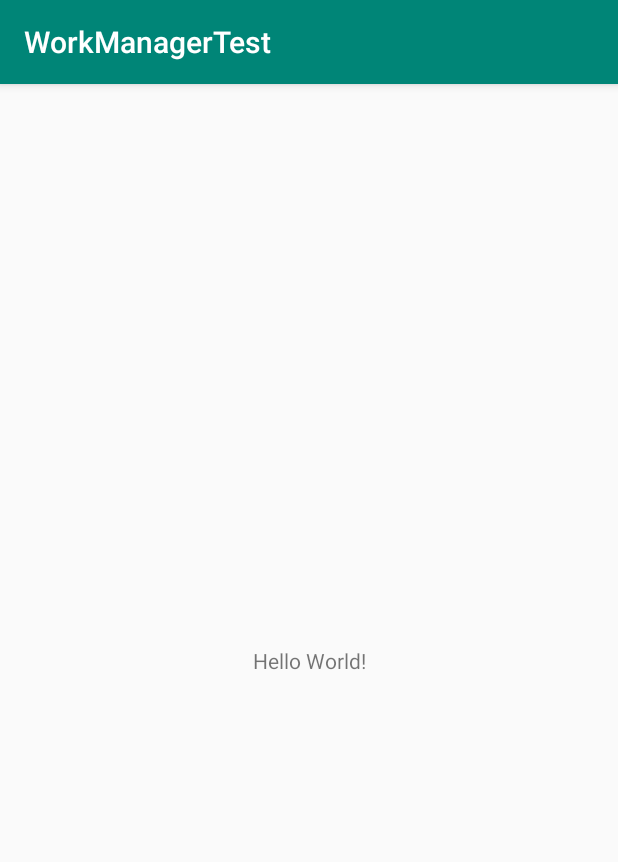
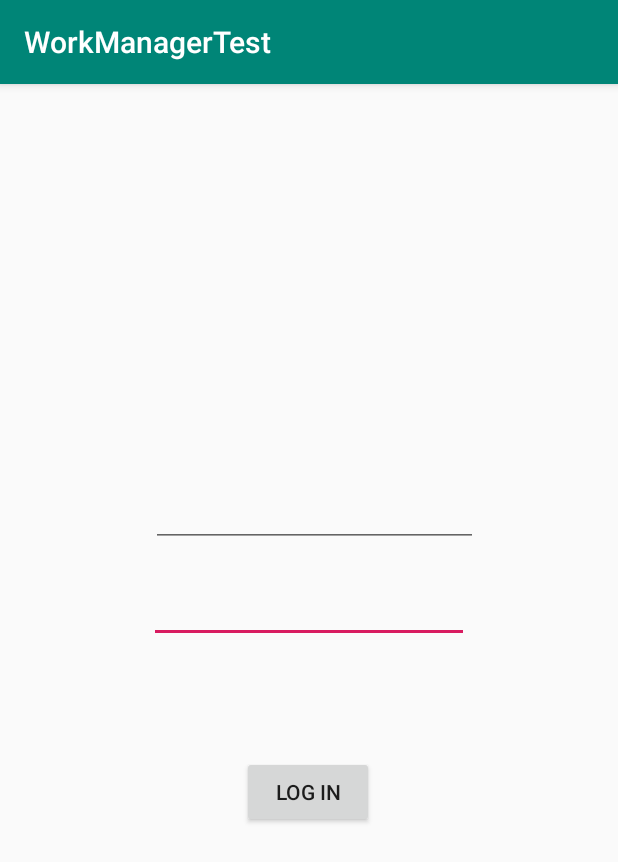
Before and after one commit to mamgainsk/WorkManagerTest, an Android app: the screen it shows after launch (MainActivity), on a phone screen of 412 x 824 dp. Shown: the top 862 px of the screen. Run offline under Robolectric (Android 15) with nearby library versions, the phone set to English and light mode, and no system bars; 2 statements that could not run were skipped.

Commit message:
Initial setup

```diff
--- a/app/src/main/java/com/org/workmanagertest/MainActivity.java
+++ b/app/src/main/java/com/org/workmanagertest/MainActivity.java
@@ -1,13 +1,40 @@
 package com.org.workmanagertest;
 
-import android.support.v7.app.AppCompatActivity;
 import android.os.Bundle;
+import android.view.View;
+import android.widget.Button;
+import android.widget.EditText;
+
+import androidx.appcompat.app.AppCompatActivity;
+import androidx.work.OneTimeWorkRequest;
+import androidx.work.WorkManager;
+import androidx.work.WorkRequest;
 
 public class MainActivity extends AppCompatActivity {
+
+    private EditText userName;
+    private EditText password;
+    private Button logIn;
+    final WorkManager manager = WorkManager.getInstance();
+    final OneTimeWorkRequest workRequest = new OneTimeWorkRequest.Builder(NotificationWorker.class).build();
 
     @Override
     protected void onCreate(Bundle savedInstanceState) {
         super.onCreate(savedInstanceState);
         setContentView(R.layout.activity_main);
+
+        userName = findViewById(R.id.userName);
+        password = findViewById(R.id.password);
+        logIn = findViewById(R.id.logInBtn);
+
+        logIn.setOnClickListener(new View.OnClickListener() {
+            @Override
+            public void onClick(View view) {
+                String user_name = userName.getText().toString();
+                String user_password = password.getText().toString();
+                manager.enqueue(workRequest);
+            }
+        });
+
     }
 }
--- a/app/src/main/res/layout/activity_main.xml
+++ b/app/src/main/res/layout/activity_main.xml
@@ -1,18 +1,54 @@
 <?xml version="1.0" encoding="utf-8"?>
-<android.support.constraint.ConstraintLayout xmlns:android="http://schemas.android.com/apk/res/android"
+<androidx.constraintlayout.widget.ConstraintLayout xmlns:android="http://schemas.android.com/apk/res/android"
     xmlns:app="http://schemas.android.com/apk/res-auto"
     xmlns:tools="http://schemas.android.com/tools"
     android:layout_width="match_parent"
     android:layout_height="match_parent"
     tools:context=".MainActivity">
 
-    <TextView
+    <EditText
+        android:id="@+id/password"
         android:layout_width="wrap_content"
         android:layout_height="wrap_content"
-        android:text="Hello World!"
+        android:layout_marginStart="8dp"
+        android:layout_marginEnd="8dp"
+        android:layout_marginBottom="377dp"
+        android:ems="10"
+        android:inputType="textPassword"
         app:layout_constraintBottom_toBottomOf="parent"
+        app:layout_constraintEnd_toEndOf="parent"
+        app:layout_constraintStart_toStartOf="parent"
+        app:layout_constraintTop_toBottomOf="@+id/userName" />
+
+    <EditText
+        android:id="@+id/userName"
+        android:layout_width="218dp"
+        android:layout_height="0dp"
+        android:layout_marginStart="8dp"
+        android:layout_marginTop="228dp"
+        android:layout_marginBottom="139dp"
+        android:autofillHints="Username"
+        android:inputType="textPersonName"
+        app:layout_constraintBottom_toTopOf="@+id/logInBtn"
+        app:layout_constraintEnd_toEndOf="parent"
+        app:layout_constraintHorizontal_bias="0.497"
         app:layout_constraintLeft_toLeftOf="parent"
         app:layout_constraintRight_toRightOf="parent"
-        app:layout_constraintTop_toTopOf="parent" />
+        app:layout_constraintStart_toStartOf="parent"
+        app:layout_constraintTop_toTopOf="parent"
+        app:layout_constraintVertical_bias="0.332" />
 
-</android.support.constraint.ConstraintLayout>
+    <Button
+        android:id="@+id/logInBtn"
+        android:layout_width="wrap_content"
+        android:layout_height="wrap_content"
+        android:layout_marginBottom="272dp"
+        android:text="Log In"
+        app:layout_constraintBottom_toBottomOf="parent"
+        app:layout_constraintEnd_toEndOf="parent"
+        app:layout_constraintHorizontal_bias="0.498"
+        app:layout_constraintStart_toStartOf="parent"
+        app:layout_constraintTop_toBottomOf="@+id/userName" />
+
+
+</androidx.constraintlayout.widget.ConstraintLayout>
--- a/gradle.properties
+++ b/gradle.properties
@@ -11,3 +11,6 @@ org.gradle.jvmargs=-Xmx1536m
 # This option should only be used with decoupled projects. More details, visit
 # http://www.gradle.org/docs/current/userguide/multi_project_builds.html#sec:decoupled_projects
 # org.gradle.parallel=true
+android.useAndroidX=true
+android.enableJetifier=true
+BASE_URL = "https://dl.dropboxusercontent.com/";
```
Also changed, not shown: app/build.gradle (+16 -3 lines), app/src/main/java/com/org/workmanagertest/NotificationWorker.java (added, +12 -0 lines), app/src/main/java/com/org/workmanagertest/request_pojo/RowContentInfo.java (added, +30 -0 lines), app/src/main/java/com/org/workmanagertest/request_pojo/RowDescription.java (added, +38 -0 lines).
